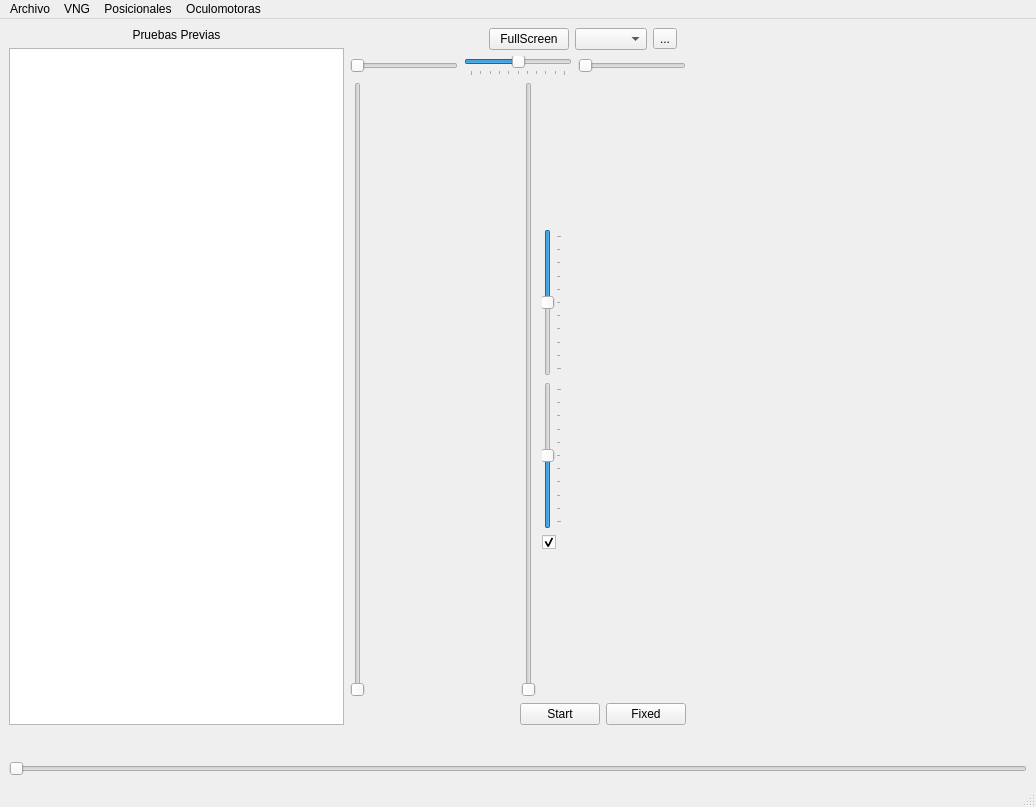
This is src/ui/dev/MainWindow.ui in Debaq/Siev as Qt 5 draws it before an edit. The edited form follows.
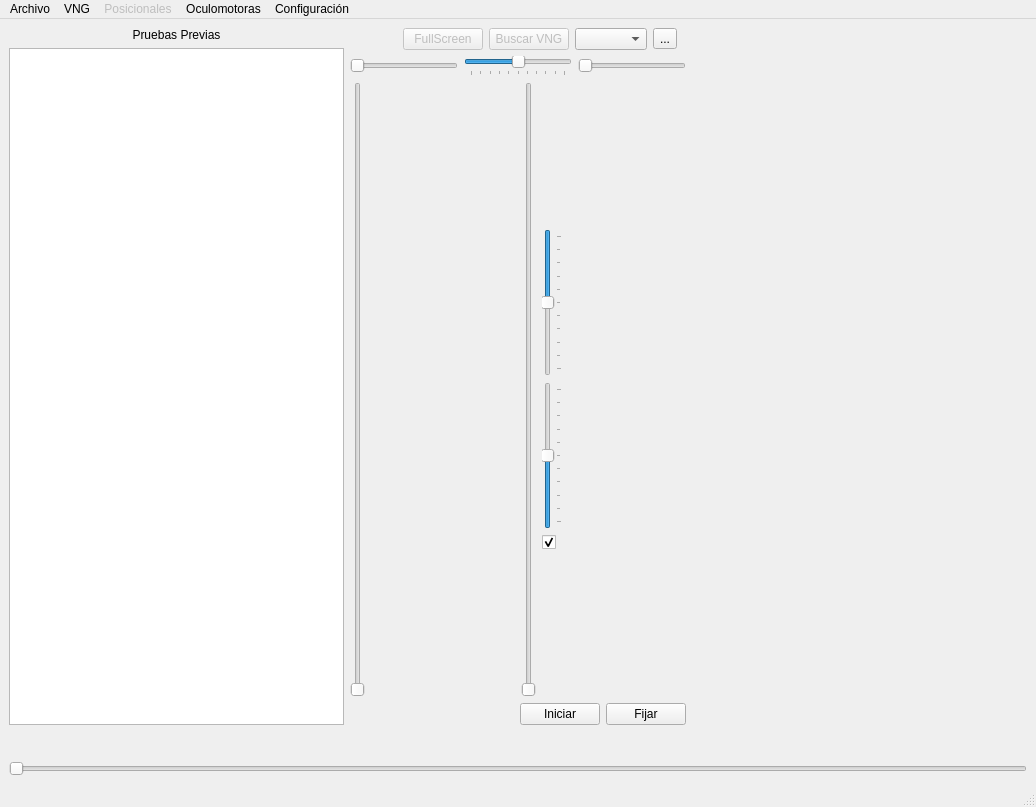
This is the edited form.

Patch:
```diff
--- a/src/ui/dev/MainWindow.ui
+++ b/src/ui/dev/MainWindow.ui
@@ -88,6 +88,9 @@
            </item>
            <item>
             <widget class="QPushButton" name="btn_FullScreen">
+             <property name="enabled">
+              <bool>false</bool>
+             </property>
              <property name="text">
               <string>FullScreen</string>
              </property>
@@ -96,6 +99,16 @@
              </property>
             </widget>
            </item>
+           <item>
+            <widget class="QPushButton" name="btn_refresh_vng">
+             <property name="enabled">
+              <bool>false</bool>
+             </property>
+             <property name="text">
+              <string>Buscar VNG</string>
+             </property>
+            </widget>
+           </item>
            <item>
             <widget class="QComboBox" name="cb_resolution">
              <property name="sizePolicy">
@@ -316,7 +329,7 @@
           <item>
            <widget class="QPushButton" name="btn_start">
             <property name="text">
-             <string>Start</string>
+             <string>Iniciar</string>
             </property>
             <property name="shortcut">
              <string>Space</string>
@@ -329,7 +342,7 @@
              <locale language="English" country="UnitedStates"/>
             </property>
             <property name="text">
-             <string>Fixed</string>
+             <string>Fijar</string>
             </property>
             <property name="checkable">
              <bool>true</bool>
@@ -427,23 +440,6 @@
      <height>30</height>
     </rect>
    </property>
-   <widget class="QMenu" name="menuArchivo">
-    <property name="title">
-     <string>Archivo</string>
-    </property>
-    <widget class="QMenu" name="menuNuevo">
-     <property name="title">
-      <string>Nuevo..</string>
-     </property>
-     <addaction name="actionCalorica"/>
-     <addaction name="actionOculomotora"/>
-     <addaction name="actionEspontaneo"/>
-     <addaction name="actionPosicional"/>
-    </widget>
-    <addaction name="menuNuevo"/>
-    <addaction name="separator"/>
-    <addaction name="actionSalir"/>
-   </widget>
    <widget class="QMenu" name="menuCalofrica">
     <property name="title">
      <string>VNG</string>
@@ -461,6 +457,9 @@
     <addaction name="menuPruebas_Calor_cas"/>
    </widget>
    <widget class="QMenu" name="menuPosicionales">
+    <property name="enabled">
+     <bool>false</bool>
+    </property>
     <property name="title">
      <string>Posicionales</string>
     </property>
@@ -473,10 +472,25 @@
     <addaction name="actionOptoquinetico"/>
     <addaction name="actionSacadas"/>
    </widget>
+   <widget class="QMenu" name="menuArchivo">
+    <property name="title">
+     <string>Archivo</string>
+    </property>
+    <addaction name="actionAbrir"/>
+    <addaction name="actionNewUser"/>
+    <addaction name="actionExit"/>
+   </widget>
+   <widget class="QMenu" name="menuConfiguraci_n">
+    <property name="title">
+     <string>Configuración</string>
+    </property>
+    <addaction name="actionCalibrar"/>
+   </widget>
    <addaction name="menuArchivo"/>
    <addaction name="menuCalofrica"/>
    <addaction name="menuPosicionales"/>
    <addaction name="menuOculomotoras"/>
+   <addaction name="menuConfiguraci_n"/>
   </widget>
   <widget class="QStatusBar" name="statusbar"/>
   <action name="actionSalir">
```
Left out of the diff: 40 changed lines with no effect on the pictures.
